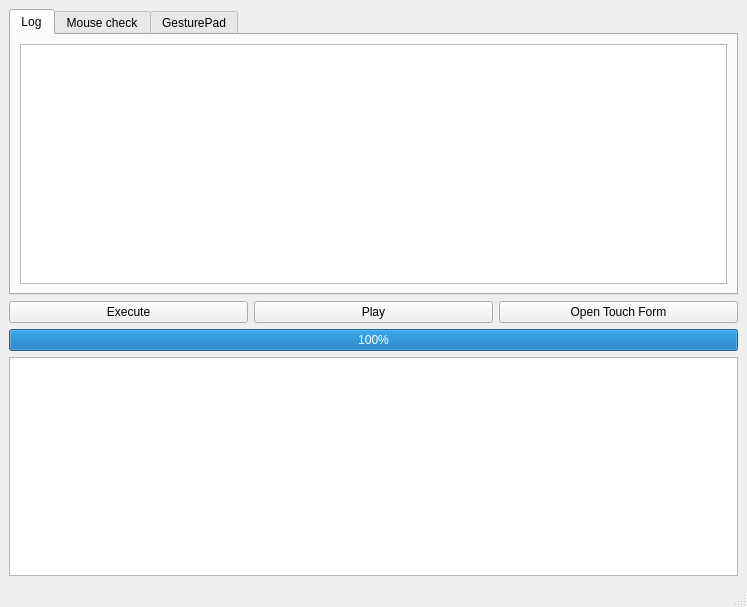
This is mainwindow.ui in 0mniCrow/SmartGraph as Qt 5 draws it before an edit. The edited form follows.
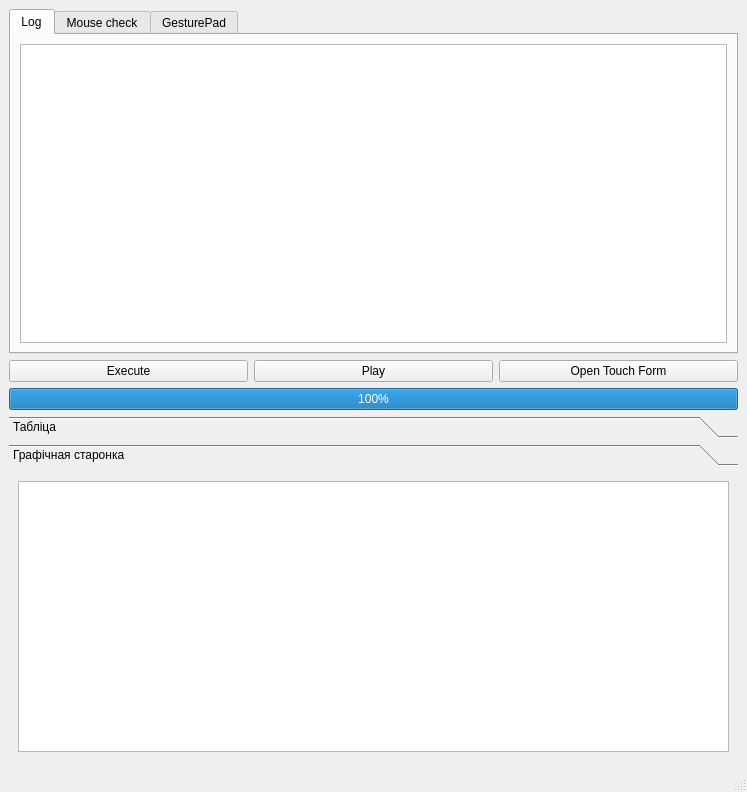
This is the edited form. The open tabs and pages were chosen to show the change.

Commit message: Add graphic view. Visualisation of graph is in the process.

What changed in the file:
```diff
--- a/mainwindow.ui
+++ b/mainwindow.ui
@@ -7,7 +7,7 @@
     <x>0</x>
     <y>0</y>
     <width>747</width>
-    <height>607</height>
+    <height>792</height>
    </rect>
   </property>
   <property name="windowTitle">
@@ -433,7 +433,47 @@
      </widget>
     </item>
     <item>
-     <widget class="QTableView" name="tableView"/>
+     <widget class="QToolBox" name="toolBox">
+      <property name="currentIndex">
+       <number>1</number>
+      </property>
+      <widget class="QWidget" name="page">
+       <property name="geometry">
+        <rect>
+         <x>0</x>
+         <y>0</y>
+         <width>735</width>
+         <height>281</height>
+        </rect>
+       </property>
+       <attribute name="label">
+        <string>Табліца</string>
+       </attribute>
+       <layout class="QVBoxLayout" name="verticalLayout_8">
+        <item>
+         <widget class="QTableView" name="tableView"/>
+        </item>
+       </layout>
+      </widget>
+      <widget class="QWidget" name="page_2">
+       <property name="geometry">
+        <rect>
+         <x>0</x>
+         <y>0</y>
+         <width>735</width>
+         <height>281</height>
+        </rect>
+       </property>
+       <attribute name="label">
+        <string>Графічная старонка</string>
+       </attribute>
+       <layout class="QVBoxLayout" name="verticalLayout_9">
+        <item>
+         <widget class="QGraphicsView" name="graphicsView"/>
+        </item>
+       </layout>
+      </widget>
+     </widget>
     </item>
    </layout>
   </widget>
```
Left out of the diff: 2 changed lines with no effect on the pictures. The commit also changes 4 other files.
